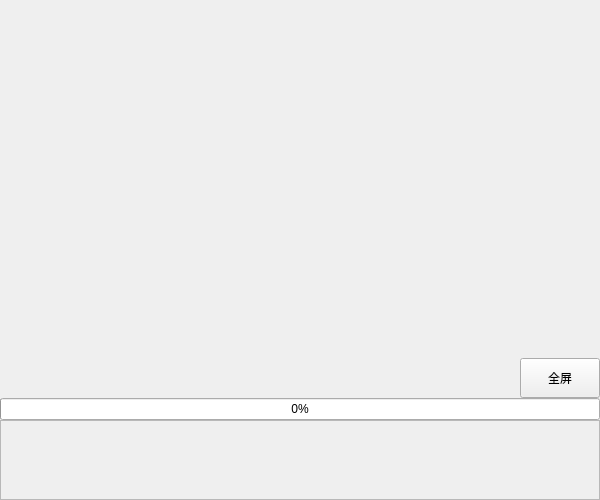
The window that FrameFlow/pyside6_GUI/sub_ui/home/ui/ImageDialog.ui (YUN-LJ/FrameFlow) describes before a commit, drawn with Qt 5.
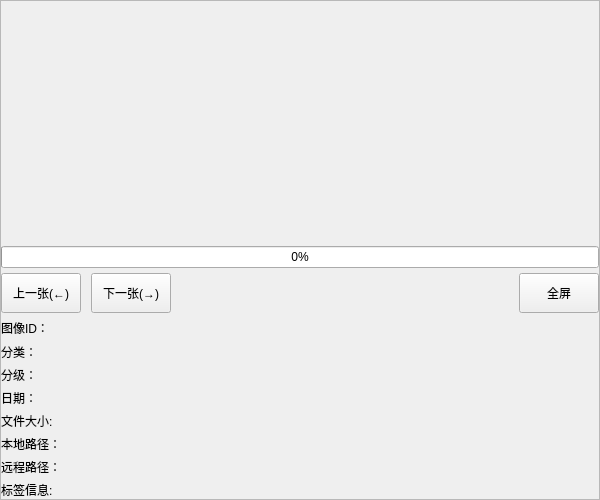
The same window after the commit. Custom widgets are drawn as their Qt base class.

What changed in the file:
```diff
--- a/FrameFlow/pyside6_GUI/sub_ui/home/ui/ImageDialog.ui
+++ b/FrameFlow/pyside6_GUI/sub_ui/home/ui/ImageDialog.ui
@@ -13,7 +13,7 @@
   <property name="windowTitle">
    <string>图片详细</string>
   </property>
-  <layout class="QVBoxLayout" name="verticalLayout" stretch="1,0,0,0">
+  <layout class="QVBoxLayout" name="verticalLayout" stretch="0">
    <property name="spacing">
     <number>0</number>
    </property>
@@ -29,60 +29,8 @@
    <property name="bottomMargin">
     <number>0</number>
    </property>
-   <item>
-    <layout class="QHBoxLayout" name="horizontalLayout"/>
-   </item>
-   <item>
-    <layout class="QHBoxLayout" name="horizontalLayout_3">
-     <item>
-      <spacer name="horizontalSpacer">
-       <property name="orientation">
-        <enum>Qt::Orientation::Horizontal</enum>
-       </property>
-       <property name="sizeHint" stdset="0">
-        <size>
-         <width>40</width>
-         <height>20</height>
-        </size>
-       </property>
-      </spacer>
-     </item>
-     <item>
-      <widget class="PrimaryPushButton" name="pushButton_full">
-       <property name="minimumSize">
-        <size>
-         <width>0</width>
-         <height>40</height>
-        </size>
-       </property>
-       <property name="text">
-        <string>全屏</string>
-       </property>
-      </widget>
-     </item>
-    </layout>
-   </item>
-   <item>
-    <widget class="ProgressBar" name="progressBar">
-     <property name="value">
-      <number>0</number>
-     </property>
-    </widget>
-   </item>
    <item>
     <widget class="QScrollArea" name="scrollArea">
-     <property name="minimumSize">
-      <size>
-       <width>0</width>
-       <height>80</height>
-      </size>
-     </property>
-     <property name="maximumSize">
-      <size>
-       <width>16777215</width>
-       <height>80</height>
-      </size>
-     </property>
      <property name="widgetResizable">
       <bool>true</bool>
      </property>
@@ -92,10 +40,13 @@
         <x>0</x>
         <y>0</y>
         <width>598</width>
-        <height>78</height>
+        <height>498</height>
        </rect>
       </property>
-      <layout class="QGridLayout" name="gridLayout">
+      <layout class="QVBoxLayout" name="verticalLayout_2" stretch="1,0,0,0,0">
+       <property name="spacing">
+        <number>5</number>
+       </property>
        <property name="leftMargin">
         <number>0</number>
        </property>
@@ -108,9 +59,245 @@
        <property name="bottomMargin">
         <number>0</number>
        </property>
-       <property name="spacing">
-        <number>5</number>
-       </property>
+       <item>
+        <layout class="QHBoxLayout" name="horizontalLayout"/>
+       </item>
+       <item>
+        <widget class="ProgressBar" name="progressBar">
+         <property name="value">
+          <number>0</number>
+         </property>
+        </widget>
+       </item>
+       <item>
+        <layout class="QHBoxLayout" name="horizontalLayout_2">
+         <property name="spacing">
+          <number>10</number>
+         </property>
+         <item>
+          <widget class="PrimaryPushButton" name="pushButton_back">
+           <property name="minimumSize">
+            <size>
+             <width>0</width>
+             <height>40</height>
+            </size>
+           </property>
+           <property name="text">
+            <string>上一张(←)</string>
+           </property>
+          </widget>
+         </item>
+         <item>
+          <widget class="PrimaryPushButton" name="pushButton_next">
+           <property name="minimumSize">
+            <size>
+             <width>0</width>
+             <height>40</height>
+            </size>
+           </property>
+           <property name="text">
+            <string>下一张(→)</string>
+           </property>
+          </widget>
+         </item>
+         <item>
+          <spacer name="horizontalSpacer">
+           <property name="orientation">
+            <enum>Qt::Orientation::Horizontal</enum>
+           </property>
+           <property name="sizeHint" stdset="0">
+            <size>
+             <width>40</width>
+             <height>20</height>
+            </size>
+           </property>
+          </spacer>
+         </item>
+         <item>
+          <widget class="PrimaryPushButton" name="pushButton_full">
+           <property name="minimumSize">
+            <size>
+             <width>0</width>
+             <height>40</height>
+            </size>
+           </property>
+           <property name="text">
+            <string>全屏</string>
+           </property>
+          </widget>
+         </item>
+        </layout>
+       </item>
+       <item>
+        <layout class="QGridLayout" name="gridLayout_info">
+         <item row="5" column="1">
+          <widget class="QLabel" name="label_local_path_value">
+           <property name="styleSheet">
+            <string notr="true">font: 12pt &quot;Microsoft YaHei UI&quot;;</string>
+           </property>
+           <property name="text">
+            <string/>
+           </property>
+          </widget>
+         </item>
+         <item row="2" column="1">
+          <widget class="QLabel" name="label_purity_value">
+           <property name="styleSheet">
+            <string notr="true">font: 12pt &quot;Microsoft YaHei UI&quot;;</string>
+           </property>
+           <property name="text">
+            <string/>
+           </property>
+          </widget>
+         </item>
+         <item row="1" column="1">
+          <widget class="QLabel" name="label_category_value">
+           <property name="styleSheet">
+            <string notr="true">font: 12pt &quot;Microsoft YaHei UI&quot;;</string>
+           </property>
+           <property name="text">
+            <string/>
+           </property>
+          </widget>
+         </item>
+         <item row="4" column="1">
+          <widget class="QLabel" name="label_file_size_value">
+           <property name="styleSheet">
+            <string notr="true">font: 12pt &quot;Microsoft YaHei UI&quot;;</string>
+           </property>
+           <property name="text">
+            <string/>
+           </property>
+          </widget>
+         </item>
+         <item row="0" column="1">
+          <widget class="QLabel" name="label_id_value">
+           <property name="styleSheet">
+            <string notr="true">font: 12pt &quot;Microsoft YaHei UI&quot;;</string>
+           </property>
+           <property name="text">
+            <string/>
+           </property>
+          </widget>
+         </item>
+         <item row="5" column="0">
+          <widget class="QLabel" name="label_local_path">
+           <property name="styleSheet">
+            <string notr="true">font: 12pt &quot;Microsoft YaHei UI&quot;;</string>
+           </property>
+           <property name="text">
+            <string>本地路径：</string>
+           </property>
+          </widget>
+         </item>
+         <item row="6" column="1">
+          <widget class="QLabel" name="label_remote_path_value">
+           <property name="styleSheet">
+            <string notr="true">font: 12pt &quot;Microsoft YaHei UI&quot;;</string>
+           </property>
+           <property name="text">
+            <string/>
+           </property>
+          </widget>
+         </item>
+         <item row="1" column="0">
+          <widget class="QLabel" name="label_category">
+           <property name="styleSheet">
+            <string notr="true">font: 12pt &quot;Microsoft YaHei UI&quot;;</string>
+           </property>
+           <property name="text">
+            <string>分类：</string>
+           </property>
+          </widget>
+         </item>
+         <item row="3" column="1">
+          <widget class="QLabel" name="label_data_value">
+           <property name="styleSheet">
+            <string notr="true">font: 12pt &quot;Microsoft YaHei UI&quot;;</string>
+           </property>
+           <property name="text">
+            <string/>
+           </property>
+          </widget>
+         </item>
+         <item row="4" column="0">
+          <widget class="QLabel" name="label_file_size">
+           <property name="styleSheet">
+            <string notr="true">font: 12pt &quot;Microsoft YaHei UI&quot;;</string>
+           </property>
+           <property name="text">
+            <string>文件大小:</string>
+           </property>
+          </widget>
+         </item>
+         <item row="0" column="0">
+          <widget class="QLabel" name="label_id">
+           <property name="styleSheet">
+            <string notr="true">font: 12pt &quot;Microsoft YaHei UI&quot;;</string>
+           </property>
+           <property name="text">
+            <string>图像ID：</string>
+           </property>
+          </widget>
+         </item>
+         <item row="0" column="2">
+          <spacer name="horizontalSpacer_2">
+           <property name="orientation">
+            <enum>Qt::Orientation::Horizontal</enum>
+           </property>
+           <property name="sizeHint" stdset="0">
+            <size>
+             <width>40</width>
+             <height>20</height>
+            </size>
+           </property>
+          </spacer>
+         </item>
+         <item row="6" column="0">
+          <widget class="QLabel" name="label_remote_path">
+           <property name="styleSheet">
+            <string notr="true">font: 12pt &quot;Microsoft YaHei UI&quot;;</string>
+           </property>
+           <property name="text">
+            <string>远程路径：</string>
+           </property>
+          </widget>
+         </item>
+         <item row="3" column="0">
+          <widget class="QLabel" name="label_data">
+           <property name="styleSheet">
+            <string notr="true">font: 12pt &quot;Microsoft YaHei UI&quot;;</string>
+           </property>
+           <property name="text">
+            <string>日期：</string>
+           </property>
+          </widget>
+         </item>
+         <item row="2" column="0">
+          <widget class="QLabel" name="label_purity">
+           <property name="styleSheet">
+            <string notr="true">font: 12pt &quot;Microsoft YaHei UI&quot;;</string>
+           </property>
+           <property name="text">
+            <string>分级：</string>
+           </property>
+          </widget>
+         </item>
+         <item row="7" column="0">
+          <widget class="QLabel" name="label_tags">
+           <property name="styleSheet">
+            <string notr="true">font: 12pt &quot;Microsoft YaHei UI&quot;;</string>
+           </property>
+           <property name="text">
+            <string>标签信息:</string>
+           </property>
+          </widget>
+         </item>
+        </layout>
+       </item>
+       <item>
+        <layout class="QGridLayout" name="gridLayout_tags"/>
+       </item>
       </layout>
      </widget>
     </widget>
```
